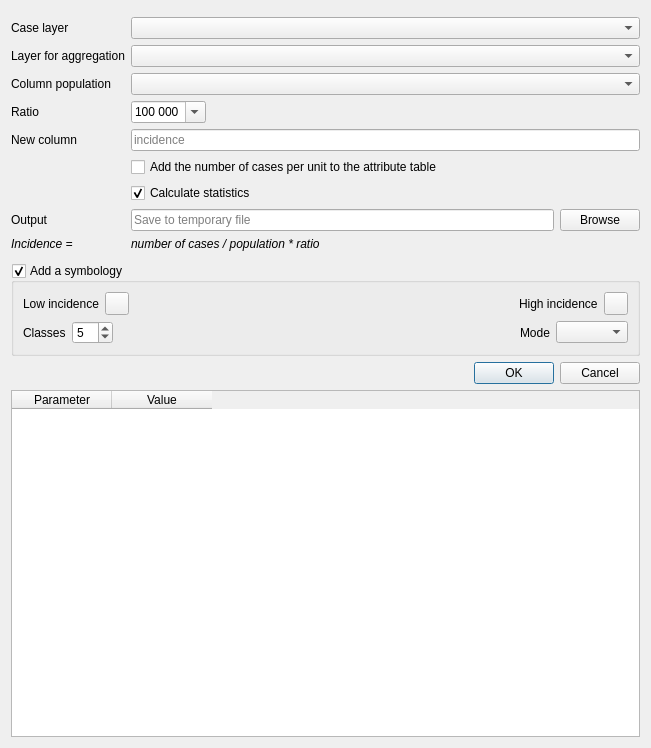
The window that ui/analysis/incidence.ui (Gustry/GeoHealth) describes before a commit, drawn with Qt 5.
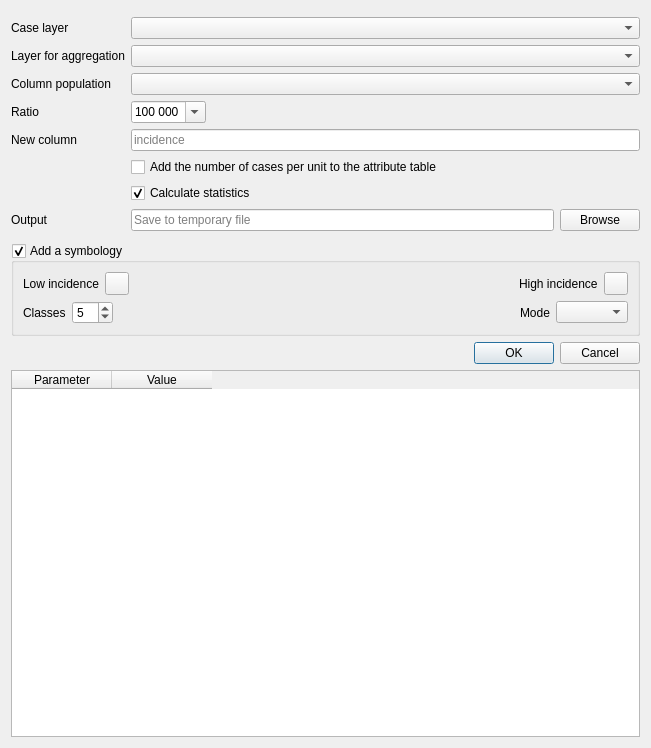
The same window after the commit. Custom widgets are drawn as their Qt base class.

```diff
--- a/ui/analysis/incidence.ui
+++ b/ui/analysis/incidence.ui
@@ -159,23 +159,6 @@
        </property>
       </widget>
      </item>
-     <item row="8" column="0">
-      <widget class="QLabel" name="label_6">
-       <property name="text">
-        <string>&lt;html&gt;&lt;head/&gt;&lt;body&gt;&lt;p&gt;&lt;span style=&quot; font-style:italic;&quot;&gt;Incidence =&lt;/span&gt;&lt;/p&gt;&lt;/body&gt;&lt;/html&gt;</string>
-       </property>
-      </widget>
-     </item>
-     <item row="8" column="1">
-      <widget class="QLabel" name="label_5">
-       <property name="text">
-        <string>&lt;html&gt;&lt;head/&gt;&lt;body&gt;&lt;p&gt;&lt;span style=&quot; font-style:italic;&quot;&gt;number of cases / population * ratio&lt;/span&gt;&lt;/p&gt;&lt;/body&gt;&lt;/html&gt;</string>
-       </property>
-      </widget>
-     </item>
-     <item row="9" column="1">
-      <layout class="QHBoxLayout" name="horizontalLayout"/>
-     </item>
      <item row="7" column="1">
       <layout class="QHBoxLayout" name="horizontalLayout_6">
        <item>
@@ -194,6 +177,9 @@
        </item>
       </layout>
      </item>
+     <item row="8" column="1">
+      <layout class="QHBoxLayout" name="horizontalLayout"/>
+     </item>
     </layout>
    </item>
    <item>
```
